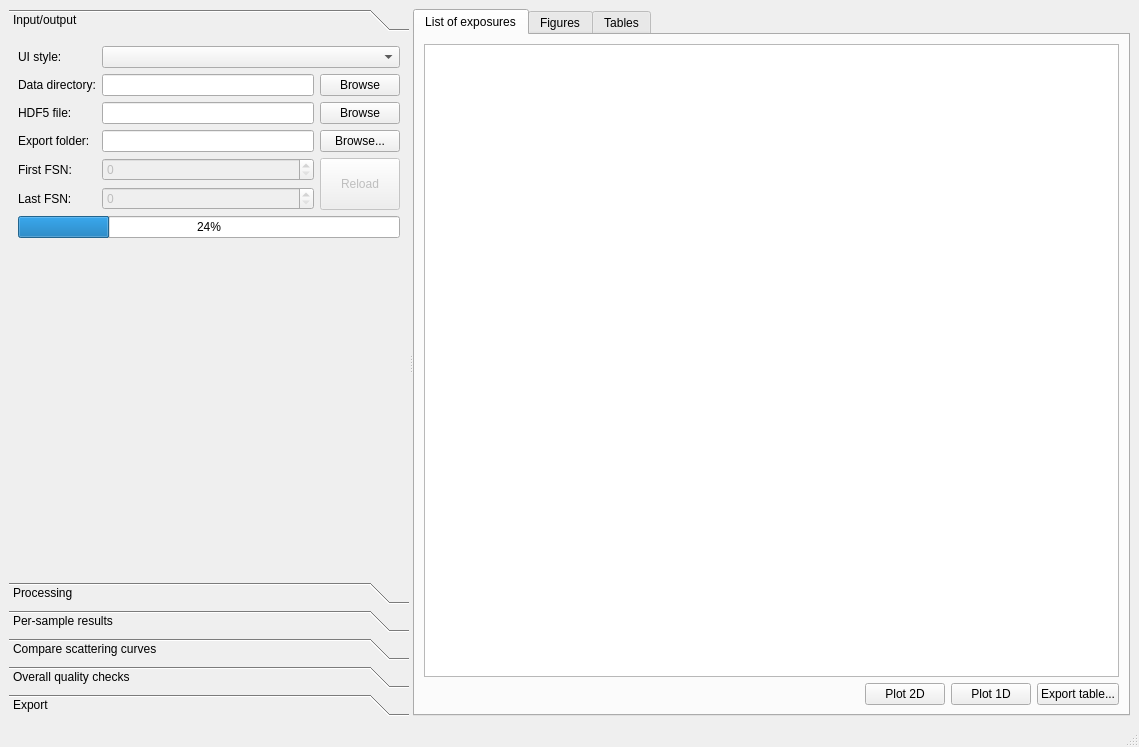
This is cct/processing/mainwindow/mainwindow.ui in awacha/cct as Qt 5 draws it before an edit. The edited form follows.
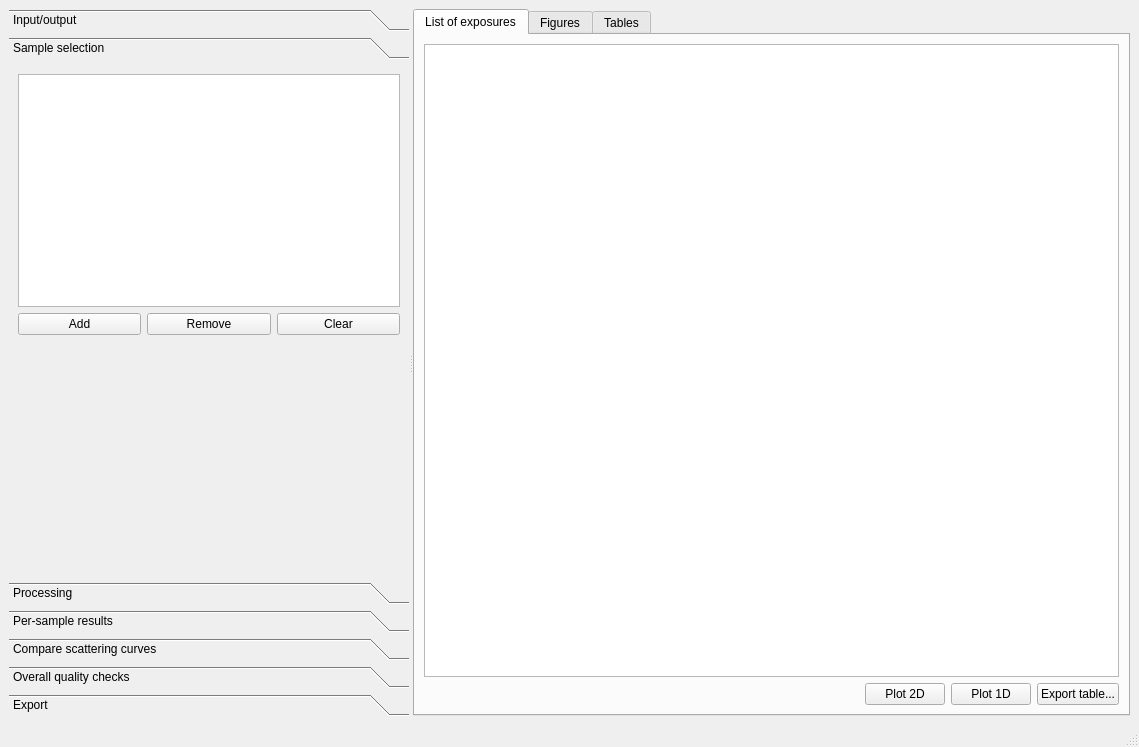
This is the edited form. The open tabs and pages were chosen to show the change. Icons and pictures are not drawn.

Commit message: Background subtraction in processing

```diff
--- a/cct/processing/mainwindow/mainwindow.ui
+++ b/cct/processing/mainwindow/mainwindow.ui
@@ -43,13 +43,16 @@
        <property name="currentIndex">
         <number>0</number>
        </property>
+       <property name="tabSpacing">
+        <number>6</number>
+       </property>
        <widget class="QWidget" name="ioPage">
         <property name="geometry">
          <rect>
           <x>0</x>
           <y>0</y>
           <width>400</width>
-          <height>521</height>
+          <height>490</height>
          </rect>
         </property>
         <property name="sizePolicy">
@@ -285,6 +288,73 @@
          </item>
         </layout>
        </widget>
+       <widget class="QWidget" name="sampleSelectionPage">
+        <attribute name="label">
+         <string>Sample selection</string>
+        </attribute>
+        <layout class="QVBoxLayout" name="verticalLayout_7">
+         <item>
+          <widget class="QTreeView" name="backgroundListTreeView">
+           <property name="alternatingRowColors">
+            <bool>true</bool>
+           </property>
+           <property name="rootIsDecorated">
+            <bool>false</bool>
+           </property>
+           <property name="uniformRowHeights">
+            <bool>true</bool>
+           </property>
+          </widget>
+         </item>
+         <item>
+          <layout class="QHBoxLayout" name="horizontalLayout_4">
+           <item>
+            <widget class="QPushButton" name="backgroundListAddPushButton">
+             <property name="text">
+              <string>Add</string>
+             </property>
+             <property name="icon">
+              <iconset theme="list-add"/>
+             </property>
+            </widget>
+           </item>
+           <item>
+            <widget class="QPushButton" name="backgroundListDeletePushButton">
+             <property name="text">
+              <string>Remove</string>
+             </property>
+             <property name="icon">
+              <iconset theme="list-remove"/>
+             </property>
+            </widget>
+           </item>
+           <item>
+            <widget class="QPushButton" name="backgroundListClearPushButton">
+             <property name="text">
+              <string>Clear</string>
+             </property>
+             <property name="icon">
+              <iconset theme="edit-clear-all"/>
+             </property>
+            </widget>
+           </item>
+          </layout>
+         </item>
+         <item>
+          <spacer name="verticalSpacer_7">
+           <property name="orientation">
+            <enum>Qt::Vertical</enum>
+           </property>
+           <property name="sizeHint" stdset="0">
+            <size>
+             <width>0</width>
+             <height>213</height>
+            </size>
+           </property>
+          </spacer>
+         </item>
+        </layout>
+       </widget>
        <widget class="QWidget" name="processingPage">
         <property name="geometry">
          <rect>
```
Left out of the diff: 16 changed lines with no effect on the pictures. The commit also changes 4 other files.
